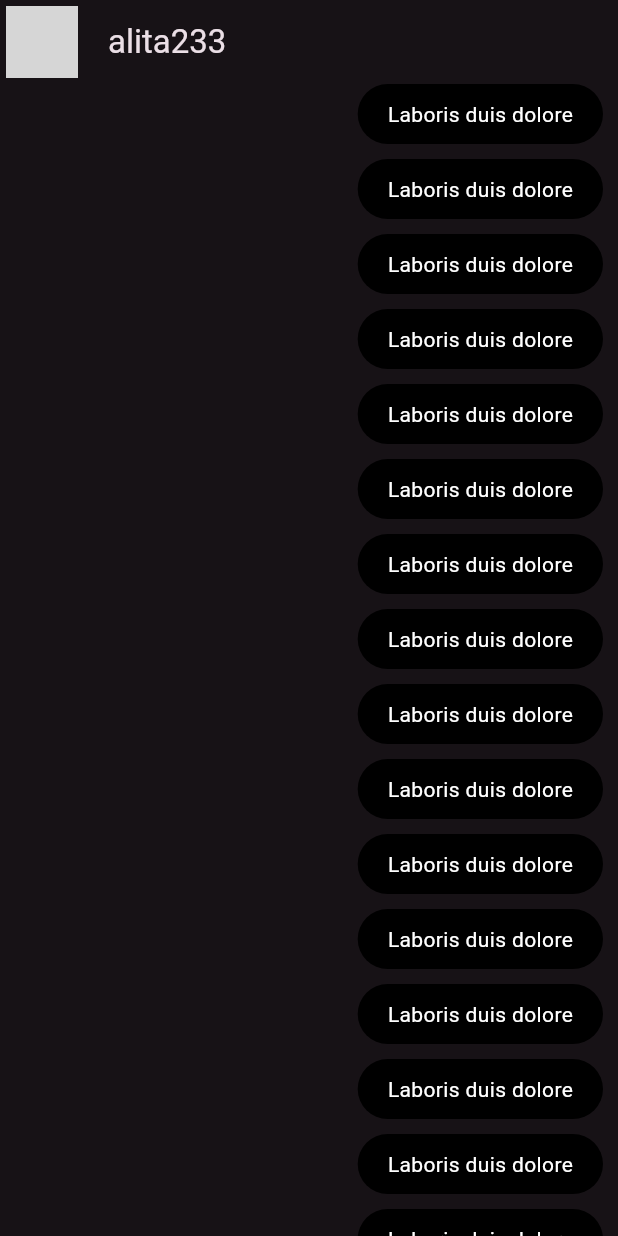
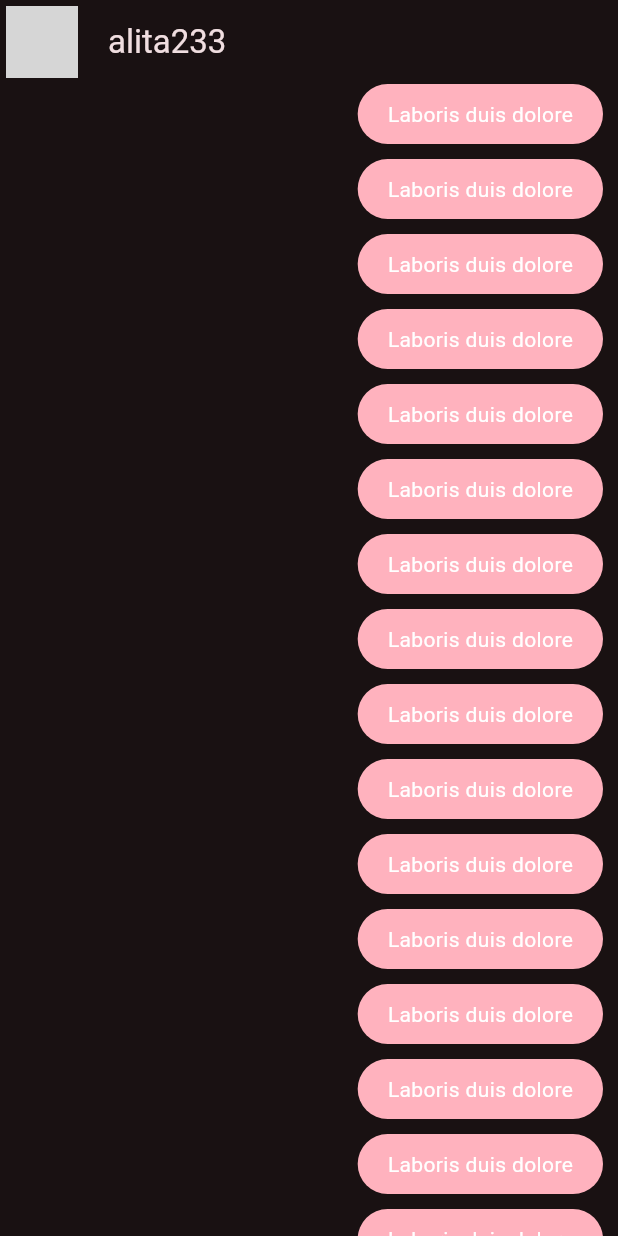
Before and after one commit to hesuh05/Practicas_DMI_230028, a Flutter app: the screen it shows after launch, on a phone screen of 412 x 824 dp. Run offline on Flutter 3.47's test engine with Material 3 defaults, Android fonts, the phone set to English and light mode, and no system bars; network calls fail; grey boxes are pictures that could not be loaded.

Commit message:
Practica 03: Yes No App
update: Color diferente

```diff
--- a/practica_03/yes_no_app/lib/main.dart
+++ b/practica_03/yes_no_app/lib/main.dart
@@ -12,7 +12,7 @@ class MyApp extends StatelessWidget {
     return MaterialApp(
       title: 'Yes No App',
       debugShowCheckedModeBanner: false,
-      theme: AppTheme(selectedColor: 5).theme(),
+      theme: AppTheme(selectedColor: 2).theme(),
       home: const ChatScreen()
     );
   }
--- a/practica_03/yes_no_app/lib/presentation/widgets/chat/my_message_bubble.dart
+++ b/practica_03/yes_no_app/lib/presentation/widgets/chat/my_message_bubble.dart
@@ -13,7 +13,7 @@ class MyMessageBubble extends StatelessWidget {
       children: [
         Container(
           decoration: BoxDecoration(
-            color: Colors.black,
+            color: colors.primary,
             borderRadius: BorderRadius.circular(20)
           ),
           child: const Padding(
```
